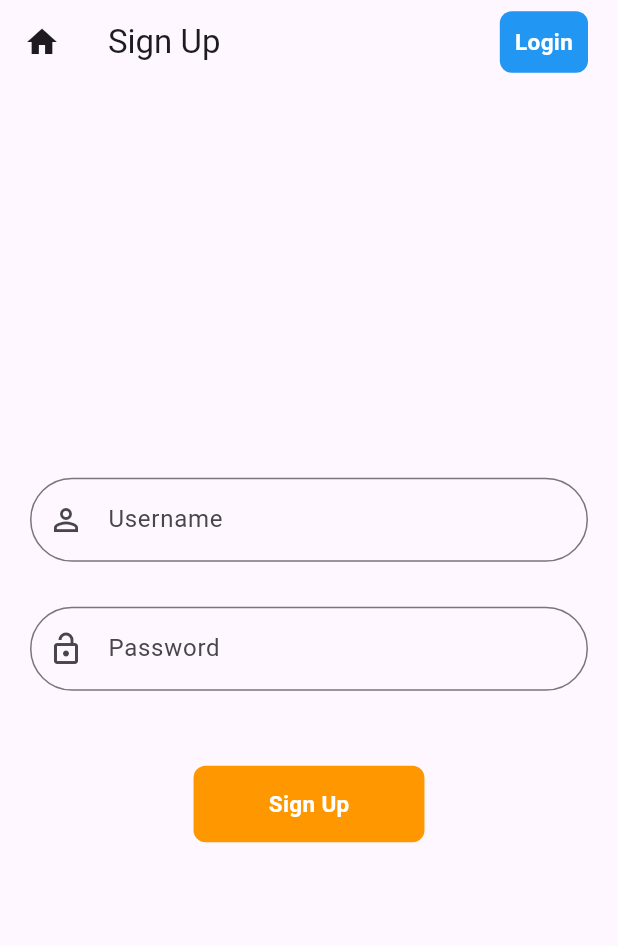
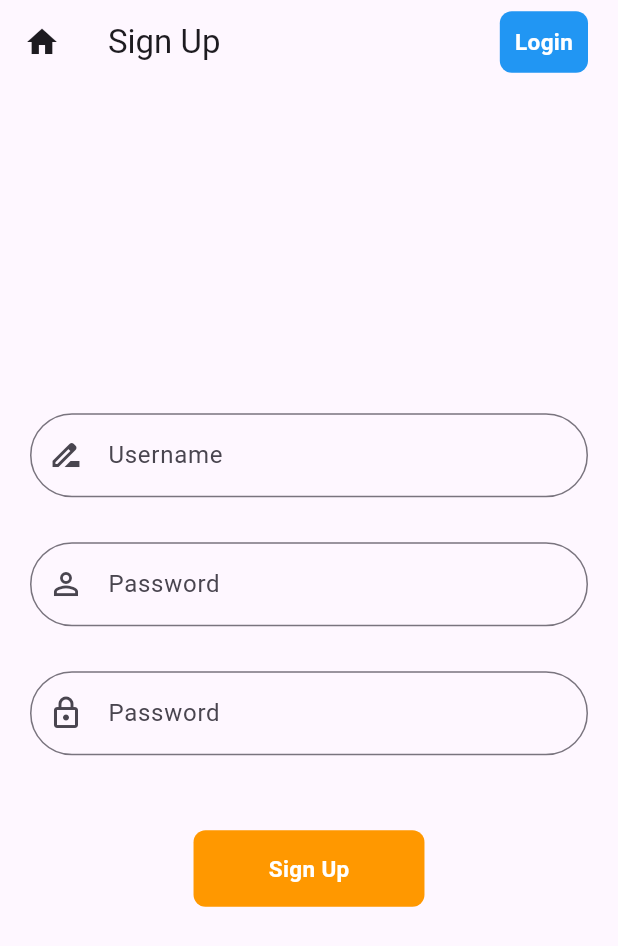
Before and after one commit to Alan-Allen/Flutter_Password, a Flutter app: the SignUpPage screen opened by its route, after a tap on "Sign Up", on a phone screen of 412 x 824 dp. Shown: the top 946 px of the screen. Run offline on Flutter 3.47's test engine with Material 3 defaults, Android fonts, the phone set to English and light mode, and no system bars; our stand-ins replace go_router, sqflite; accounts and stored records are empty.

Commit message:
school-2024/3/19/10:00

```diff
--- a/lib/page/SignUpPage.dart
+++ b/lib/page/SignUpPage.dart
@@ -1,4 +1,5 @@
 import 'package:flutter/material.dart';
+import 'package:password/DB/DBHelper.dart';
 import 'package:password/component/Button.dart';
 
 import '../routes/router.dart';
@@ -49,7 +50,7 @@ class SignUpPage extends StatelessWidget {
                     child: TextField(
                       controller: _nameController,
                       decoration: InputDecoration(
-                          prefixIcon: const Icon(Icons.person_outline),
+                          prefixIcon: const Icon(Icons.drive_file_rename_outline),
                           hintText: 'Enter your username',
                           labelText: 'Username',
                           border: OutlineInputBorder(
@@ -67,7 +68,25 @@ class SignUpPage extends StatelessWidget {
                     child: TextField(
                       controller: _usernameController,
                       decoration: InputDecoration(
-                          prefixIcon: const Icon(Icons.lock_open_outlined),
+                          prefixIcon: const Icon(Icons.person_outline),
+                          hintText: 'Enter your password',
+                          labelText: 'Password',
+                          border: OutlineInputBorder(
+                            borderSide: const BorderSide(width: 3, color: Colors.greenAccent),
+                            borderRadius: BorderRadius.circular(50.0),
+                          )
+                      ),
+                    ),
+                  ),
+                ),
+                const SizedBox(height: 30),
+                Center(
+                  child: SizedBox(
+                    width: 500,
+                    child: TextField(
+                      controller: _passwordController,
+                      decoration: InputDecoration(
+                          prefixIcon: const Icon(Icons.lock_outlined),
                           hintText: 'Enter your password',
                           labelText: 'Password',
                           border: OutlineInputBorder(
@@ -89,6 +108,8 @@ class SignUpPage extends StatelessWidget {
                       _usernameController.clear();
                       _passwordController.clear();
                       _nameController.clear();
+                      insert(name, userName, password);
+                      print('Name: $name, User: $userName, Password: $password');
                     },
                     text: 'Sign Up',
                     color: Colors.orange,
@@ -104,3 +125,10 @@ class SignUpPage extends StatelessWidget {
     );
   }
 }
+
+void insert(String name, String user, String password) async {
+  DBHelper dbHelper = DBHelper();
+  await dbHelper.initdb();
+  await dbHelper.insertUser(name, user, password);
+  print('insert user: $name, $user, $password');
+}
```
Also changed, not shown: lib/DB/MyFavoriteList.dart (added, +13 -0 lines), lib/page/PasswordPage.dart (+11 -1 lines).
